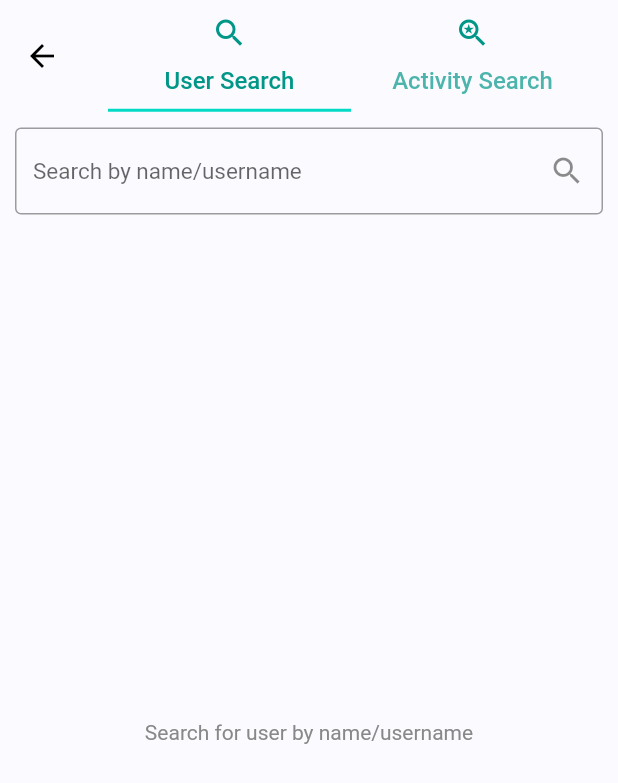
After one commit to Fitcentive/flutter_app, a Flutter app: the SearchView screen opened directly, on a phone screen of 412 x 824 dp. The commit adds this screen. Shown: the top 783 px of the screen. Run offline on Flutter 3.47's test engine with Material 2 defaults, Android fonts, the phone set to English and light mode, and no system bars; drawn by our look-alikes of flutter_typeahead; our stand-ins replace bloc, device_info_plus, equatable, firebase_core, firebase_messaging, flutter_bloc and 7 more; missing offline and left inert: flutter_appauth; accounts and stored records are empty.

Commit message:
- Initial scaffolding for user search, yet to fetch data

```diff
--- /dev/null
+++ b/lib/src/utils/keyboard_utils.dart
@@ -0,0 +1,5 @@
+import 'package:flutter/material.dart';
+
+class KeyboardUtils {
+  static void hideKeyboard(BuildContext context) => FocusScope.of(context).unfocus();
+}
--- a/lib/src/views/complete_profile/complete_profile_page.dart
+++ b/lib/src/views/complete_profile/complete_profile_page.dart
@@ -83,7 +83,7 @@ class CompleteProfilePageState extends State<CompleteProfilePage> {
           return false;
         },
         child: Scaffold(
-          appBar: AppBar(title: const Text('Complete profile')),
+          appBar: AppBar(title: const Text('Complete profile', style: TextStyle(color: Colors.teal),)),
           body: _pageViews(),
           floatingActionButton: _nextButton(),
         ));
--- a/lib/src/views/create_account/create_account_page.dart
+++ b/lib/src/views/create_account/create_account_page.dart
@@ -59,7 +59,7 @@ class CreateAccountPageState extends State<CreateAccountPage> {
   @override
   Widget build(BuildContext context) {
     return Scaffold(
-      appBar: AppBar(title: const Text('Sign up')),
+      appBar: AppBar(title: const Text('Sign up', style: TextStyle(color: Colors.teal),)),
       body: _pageViews(),
       floatingActionButton: _nextButton(),
     );
--- a/lib/src/views/home/home_page.dart
+++ b/lib/src/views/home/home_page.dart
@@ -17,6 +17,7 @@ import 'package:flutter_app/src/views/login/bloc/authentication_bloc.dart';
 import 'package:flutter_app/src/views/login/bloc/authentication_event.dart';
 import 'package:flutter_app/src/views/login/bloc/authentication_state.dart';
 import 'package:flutter_app/src/views/notifications/notifications_view.dart';
+import 'package:flutter_app/src/views/search/search_view.dart';
 import 'package:flutter_bloc/flutter_bloc.dart';
 import 'package:flutter_secure_storage/flutter_secure_storage.dart';
 import 'package:logging/logging.dart';
@@ -51,6 +52,7 @@ class HomePageState extends State<HomePage> {
   static const String accountDetails = 'Account Details';
   static const String otherPage = 'OtherPage';
   static const String notifications = 'Notifications';
+  static const String search = 'Search';
   static const String logout = 'Logout';
 
   final logger = Logger("HomePageState");
@@ -132,7 +134,21 @@ class HomePageState extends State<HomePage> {
           selectedMenuItem = state.selectedMenuItem;
         }
         return Scaffold(
-          appBar: AppBar(title: Text(selectedMenuItem)),
+          appBar: AppBar(
+            title: Text(selectedMenuItem, style: const TextStyle(color: Colors.teal),),
+            iconTheme: const IconThemeData(color: Colors.teal),
+            actions: <Widget>[
+              IconButton(
+                icon: const Icon(
+                  Icons.search,
+                  color: Colors.teal,
+                ),
+                onPressed: () {
+                  _menuNavigationBloc.add(const MenuItemChosen(selectedMenuItem: search));
+                },
+              )
+            ],
+          ),
           drawer: Drawer(
             child: _menuDrawerListItems(),
           ),
@@ -251,6 +267,15 @@ class HomePageState extends State<HomePage> {
           },
         ),
         ListTile(
+          title: const Text(search),
+          onTap: () {
+            Navigator.pop(context);
+            if (selectedMenuItem != search) {
+              _menuNavigationBloc.add(const MenuItemChosen(selectedMenuItem: search));
+            }
+          },
+        ),
+        ListTile(
           title: const Text("Logout"),
           onTap: () {
             Navigator.pop(context);
@@ -276,6 +301,8 @@ class HomePageState extends State<HomePage> {
         return AccountDetailsView.withBloc();
       case "Notifications":
         return NotificationsView.withBloc();
+      case "Search":
+        return SearchView.withBloc();
       default:
         return _oldStuff();
     }
--- a/lib/src/views/login/login_page.dart
+++ b/lib/src/views/login/login_page.dart
@@ -12,7 +12,7 @@ class LoginPage extends StatelessWidget {
   @override
   Widget build(BuildContext context) {
     return Scaffold(
-      appBar: AppBar(title: const Text('Login')),
+      appBar: AppBar(title: const Text('Login', style: TextStyle(color: Colors.teal),)),
       body: Padding(
         padding: const EdgeInsets.all(12),
         child: LoginForm(),
--- a/lib/src/views/reset_password/reset_password_page.dart
+++ b/lib/src/views/reset_password/reset_password_page.dart
@@ -58,7 +58,7 @@ class ResetPasswordPageState extends State<ResetPasswordPage> {
   @override
   Widget build(BuildContext context) {
     return Scaffold(
-      appBar: AppBar(title: const Text('Reset Password')),
+      appBar: AppBar(title: const Text('Reset Password', style: TextStyle(color: Colors.teal),)),
       body: _pageViews(),
       floatingActionButton: _nextButton(),
     );
--- /dev/null
+++ b/lib/src/views/search/bloc/search_bloc.dart
@@ -0,0 +1,33 @@
+import 'package:flutter_app/src/repos/rest/user_repository.dart';
+import 'package:flutter_app/src/views/search/bloc/search_event.dart';
+import 'package:flutter_app/src/views/search/bloc/search_state.dart';
+import 'package:flutter_bloc/flutter_bloc.dart';
+import 'package:flutter_secure_storage/flutter_secure_storage.dart';
+
+class SearchBloc extends Bloc<SearchEvent, SearchState> {
+  final UserRepository userRepository;
+  final FlutterSecureStorage secureStorage;
+
+  SearchBloc({
+    required this.userRepository,
+    required this.secureStorage
+  }): super(const SearchStateInitial()) {
+    on<SearchQueryChanged>(_searchQueryChanged);
+    on<SearchQueryReset>(_searchQueryReset);
+    on<SearchQuerySubmitted>(_searchQuerySubmitted);
+  }
+
+  void _searchQueryChanged(SearchQueryChanged event, Emitter<SearchState> emit) async {
+    emit(SearchQueryModified(query: event.query));
+  }
+
+  void _searchQueryReset(SearchQueryReset event, Emitter<SearchState> emit) async {
+    emit(const SearchQueryModified(query: ""));
+  }
+
+  void _searchQuerySubmitted(SearchQuerySubmitted event, Emitter<SearchState> emit) async {
+    emit(SearchResultsLoading(query: event.query));
+    // todo - send results
+    emit(SearchResultsLoaded(query: event.query, userData: List.empty()));
+  }
+}
--- /dev/null
+++ b/lib/src/views/search/bloc/search_event.dart
@@ -0,0 +1,34 @@
+import 'package:equatable/equatable.dart';
+
+abstract class SearchEvent extends Equatable {
+  const SearchEvent();
+
+  @override
+  List<Object?> get props => [];
+}
+
+class SearchQueryChanged extends SearchEvent {
+  final String query;
+
+  const SearchQueryChanged({required this.query});
+
+  @override
+  List<Object?> get props => [query];
+}
+
+class SearchQuerySubmitted extends SearchEvent {
+  final String query;
+
+  const SearchQuerySubmitted({required this.query});
+
+  @override
+  List<Object?> get props => [query];
+}
+
+class SearchQueryReset extends SearchEvent {
+
+  const SearchQueryReset();
+
+  @override
+  List<Object?> get props => [];
+}
--- /dev/null
+++ b/lib/src/views/search/bloc/search_state.dart
@@ -0,0 +1,55 @@
+import 'package:equatable/equatable.dart';
+import 'package:flutter_app/src/models/user_profile.dart';
+
+abstract class SearchState extends Equatable {
+  const SearchState();
+
+  @override
+  List<Object?> get props => [];
+}
+
+class SearchStateInitial extends SearchState {
+
+  const SearchStateInitial();
+
+  @override
+  List<Object> get props => [];
+}
+
+class SearchQueryModified extends SearchState {
+  final String query;
+
+  const SearchQueryModified({required this.query});
+
+  @override
+  List<Object> get props => [query];
+}
+
+class SearchResultsLoading extends SearchState {
+  final String query;
+
+  const SearchResultsLoading({required this.query});
+
+  @override
+  List<Object> get props => [query];
+}
+
+class SearchResultsLoaded extends SearchState {
+  final String query;
+  final List<UserProfile> userData;
+
+  const SearchResultsLoaded({required this.query, required this.userData});
+
+  @override
+  List<Object> get props => [query, userData];
+}
+
+class SearchResultsError extends SearchState {
+  final String query;
+  final String error;
+
+  const SearchResultsError({required this.query, required this.error});
+
+  @override
+  List<Object> get props => [query, Future.error(error)];
+}
--- /dev/null
+++ b/lib/src/views/search/search_view.dart
@@ -0,0 +1,82 @@
+import 'package:flutter/material.dart';
+import 'package:flutter_app/src/repos/rest/user_repository.dart';
+import 'package:flutter_app/src/views/search/bloc/search_bloc.dart';
+import 'package:flutter_app/src/views/search/bloc/search_state.dart';
+import 'package:flutter_app/src/views/search/views/user_search_view.dart';
+import 'package:flutter_bloc/flutter_bloc.dart';
+import 'package:flutter_secure_storage/flutter_secure_storage.dart';
+
+class SearchView extends StatefulWidget {
+
+  const SearchView({Key? key}): super(key: key);
+
+  static Widget withBloc() => MultiBlocProvider(
+    providers: [
+      BlocProvider<SearchBloc>(
+          create: (context) => SearchBloc(
+            userRepository: RepositoryProvider.of<UserRepository>(context),
+            secureStorage: RepositoryProvider.of<FlutterSecureStorage>(context),
+          )),
+    ],
+    child: const SearchView(),
+  );
+
+  @override
+  State createState() {
+    return SearchViewState();
+  }
+}
+
+class SearchViewState extends State<SearchView> with SingleTickerProviderStateMixin {
+
+  late final SearchBloc _searchBloc;
+
+  late final TabController _tabController;
+
+  static const int MAX_TABS = 2;
+  static const int USER_SEARCH_PAGE = 0;
+  static const int ACTIVITY_SEARCH_PAGE = 1;
+
+  @override
+  void dispose() {
+    _tabController.dispose();
+    super.dispose();
+  }
+
+  @override
+  void initState() {
+    super.initState();
+    _tabController = TabController(vsync: this, length: MAX_TABS);
+    _searchBloc = BlocProvider.of<SearchBloc>(context);
+  }
+
+  @override
+  Widget build(BuildContext context) {
+    return BlocBuilder<SearchBloc, SearchState>(
+        builder: (context, state) {
+      return DefaultTabController(
+          length: MAX_TABS,
+          child: Scaffold(
+            appBar: AppBar(
+              toolbarHeight: 75,
+              title: TabBar(
+                labelColor: Colors.teal,
+                controller: _tabController,
+                tabs: const [
+                  Tab(icon: Icon(Icons.search, color: Colors.teal,), text: "User Search"),
+                  Tab(icon: Icon(Icons.saved_search, color: Colors.teal,), text: "Activity Search"),
+                ],
+              ),
+            ),
+            body: TabBarView(
+              controller: _tabController,
+              children: const [
+                UserSearchView(),
+                UserSearchView(),
+              ],
+            ),
+          )
+      );
+    });
+  }
+}
--- /dev/null
+++ b/lib/src/views/search/views/user_search_bar.dart
@@ -0,0 +1,107 @@
+import 'package:flutter/material.dart';
+import 'package:flutter_app/src/models/user_profile.dart';
+import 'package:flutter_app/src/repos/rest/user_repository.dart';
+import 'package:flutter_app/src/views/search/bloc/search_bloc.dart';
+import 'package:flutter_app/src/views/search/bloc/search_event.dart';
+import 'package:flutter_bloc/flutter_bloc.dart';
+import 'package:flutter_typeahead/flutter_typeahead.dart';
+
+class UserSearchBar extends StatefulWidget {
+
+  const UserSearchBar({Key? key}) : super(key: key);
+
+  @override
+  State createState() {
+    return UserSearchBarState();
+  }
+}
+
+class UserSearchBarState extends State<UserSearchBar> with AutomaticKeepAliveClientMixin {
+
+  @override
+  bool wantKeepAlive = true;
+
+  late final SearchBloc _searchBloc;
+  late final UserRepository _userRepository;
+
+  final _searchTextController = TextEditingController();
+  final _suggestionsController = SuggestionsBoxController();
+
+  bool shouldShow = false;
+
+  @override
+  void initState() {
+    super.initState();
+    _searchBloc = BlocProvider.of<SearchBloc>(context);
+    _userRepository = RepositoryProvider.of<UserRepository>(context);
+  }
+
+  @override
+  void dispose() {
+    _searchTextController.dispose();
+    super.dispose();
+  }
+
+  @override
+  Widget build(BuildContext context) {
+    return Padding(
+        padding: const EdgeInsets.all(10.0),
+        child: TypeAheadField<UserProfile>(
+          hideSuggestionsOnKeyboardHide: false,
+          suggestionsBoxController: _suggestionsController,
+          textFieldConfiguration: TextFieldConfiguration(
+              onSubmitted: (value) {
+                _searchTextController.text = value.toString();
+                startFreshSearch(_searchTextController.value.text);
+              },
+              autocorrect: false,
+              onTap: () => _suggestionsController.toggle(),
+              onChanged: (text) {
+                shouldShow = true;
+              },
+              autofocus: true,
+              controller: _searchTextController,
+              style: DefaultTextStyle.of(context).style.copyWith(fontSize: 15),
+              decoration: InputDecoration(
+                  border: const OutlineInputBorder(),
+                  hintText: "Search by name/username",
+                  suffixIcon: IconButton(
+                    onPressed: () {
+                      _suggestionsController.close();
+                      shouldShow = false;
+                      startFreshSearch(_searchTextController.value.text);
+                    },
+                    icon: const Icon(Icons.search),
+                  )
+              )
+          ),
+          suggestionsCallback: (pattern) {
+            if(shouldShow) {
+             // todo - get suggestions
+             return List.empty();
+            } else {
+              return List.empty();
+            }
+          },
+          itemBuilder: (context, suggestion) {
+            final s = suggestion;
+            return ListTile(
+              leading: const Icon(Icons.account_circle),
+              title: Text("${s.firstName ?? ""} ${s.lastName ?? ""}"),
+              subtitle: const Text("Username goes here"),
+            );
+          },
+          onSuggestionSelected: (suggestion) {
+            _searchTextController.text = suggestion.toString();
+            startFreshSearch(_searchTextController.value.text);
+          },
+          hideOnEmpty: true,
+        )
+    );
+  }
+
+  void startFreshSearch(String searchQuery) {
+    _searchBloc.add(SearchQuerySubmitted(query: searchQuery));
+  }
+
+}
--- /dev/null
+++ b/lib/src/views/search/views/user_search_body.dart
@@ -0,0 +1,122 @@
+import 'dart:async';
+
+import 'package:flutter/material.dart';
+import 'package:flutter_app/src/models/user_profile.dart';
+import 'package:flutter_app/src/views/search/bloc/search_bloc.dart';
+import 'package:flutter_app/src/views/search/bloc/search_state.dart';
+import 'package:flutter_app/src/views/search/views/user_search_result_item.dart';
+import 'package:flutter_bloc/flutter_bloc.dart';
+
+class UserSearchBody extends StatefulWidget {
+
+  const UserSearchBody({Key? key}) : super(key: key);
+
+  @override
+  State createState() {
+    return UserSearchBodyState();
+  }
+}
+
+class UserSearchBodyState extends State<UserSearchBody> with AutomaticKeepAliveClientMixin {
+
+  @override
+  bool wantKeepAlive = true;
+
+  static const double _scrollThreshold = 200.0;
+
+  late final SearchBloc _searchBloc;
+  final _scrollController = ScrollController();
+  late final Timer _debounce;
+
+  void _onScroll() {
+    if (_debounce.isActive) _debounce.cancel();
+    _debounce = Timer(const Duration(milliseconds: 300), () {
+      if(_scrollController.hasClients) {
+        final maxScroll = _scrollController.position.maxScrollExtent;
+        final currentScroll = _scrollController.position.pixels;
+        // Todo - need to do pagination querying here
+      }
+    });
+  }
+
+  @override
+  void initState() {
+    super.initState();
+    _scrollController.addListener(_onScroll);
+    _searchBloc = BlocProvider.of<SearchBloc>(context);
+  }
+
+  @override
+  Widget build(BuildContext context) {
+    return BlocBuilder<SearchBloc, SearchState>(
+      builder: (BuildContext context, SearchState state) {
+        if (state is SearchStateInitial) {
+          return Expanded(
+            child: GestureDetector(
+              onTap: () => FocusScope.of(context).unfocus(),
+              child: Container(
+                decoration: BoxDecoration(
+                  border: Border.all(color: Colors.transparent)
+                ),
+                child: const Center(
+                  child: Text(
+                    'Search for user by name/username'
+                  )
+                ),
+              ),
+            )
+          );
+        }
+        if (state is SearchResultsLoading) {
+          return const Center(
+              child: CircularProgressIndicator()
+          );
+        }
+        if (state is SearchResultsError) {
+          return Expanded(child: Center(child: Text(state.error)));
+        }
+        if (state is SearchResultsLoaded) {
+          return state.userData.isEmpty
+              ? const Expanded(child: Center(child: Text('No Results')))
+              : Expanded(child: _displayResults(state));
+        }
+        else {
+          return const Center(child: Text("Error: Something went wrong"));
+        }
+      },
+    );
+  }
+
+  Widget _displayResults(SearchResultsLoaded state) {
+    return Column(
+      children: [
+        ListTile(
+          title: const Text("Total Results", style: TextStyle(color: Colors.tealAccent)),
+          trailing: Text(state.userData.length.toString(), style: const TextStyle(color: Colors.tealAccent)),
+        ),
+        Expanded(child: _searchResults(state.userData))
+      ],
+    );
+  }
+
+  Widget _searchResults(List<UserProfile> items) {
+    return ListView.builder(
+      controller: _scrollController,
+      itemCount: items.length,
+      itemBuilder: (BuildContext context, int index) {
+        if (index >= items.length) {
+          return const Center(child: CircularProgressIndicator());
+        }
+        else {
+          return UserSearchResultItem(userProfile: items[index]);
+        }
+      },
+    );
+  }
+
+  @override
+  void dispose() {
+    _scrollController.dispose();
+    super.dispose();
+  }
+}
--- /dev/null
+++ b/lib/src/views/search/views/user_search_view.dart
@@ -0,0 +1,24 @@
+import 'package:flutter/material.dart';
+import 'package:flutter_app/src/views/search/views/user_search_bar.dart';
+import 'package:flutter_app/src/views/search/views/user_search_body.dart';
+
+class UserSearchView extends StatelessWidget {
+
+  const UserSearchView({Key? key});
+
+  @override
+  Widget build(BuildContext context) {
+    return _buildSearch(context);
+  }
+
+  Widget _buildSearch(BuildContext context) {
+    return Column(
+      mainAxisSize: MainAxisSize.min,
+      children: const <Widget> [
+        UserSearchBar(),
+        UserSearchBody()
+      ],
+    );
+  }
+
+}
--- a/lib/src/views/user_profile/user_profile.dart
+++ b/lib/src/views/user_profile/user_profile.dart
@@ -57,7 +57,7 @@ class UserProfileViewState extends State<UserProfileView> {
   @override
   Widget build(BuildContext context) {
     return Scaffold(
-      appBar: AppBar(title: Text("View Profile")),
+      appBar: AppBar(title: const Text("View Profile", style: TextStyle(color: Colors.teal),)),
       body: BlocBuilder<UserProfileBloc, UserProfileState>(builder: (context, state) {
         if (state is RequiredDataResolved) {
           return _buildUserProfilePage(state);
--- a/pubspec.yaml
+++ b/pubspec.yaml
@@ -53,6 +53,7 @@ dependencies:
   firebase_core: ^1.18.0
   firebase_messaging: ^11.4.2
   flutter_local_notifications: ^9.6.1
+  flutter_typeahead: ^4.0.0
 
 dev_dependencies:
   flutter_test:
```
Also changed, not shown: lib/src/views/search/views/user_search_result_item.dart (added, +25 -0 lines), pubspec.lock.
